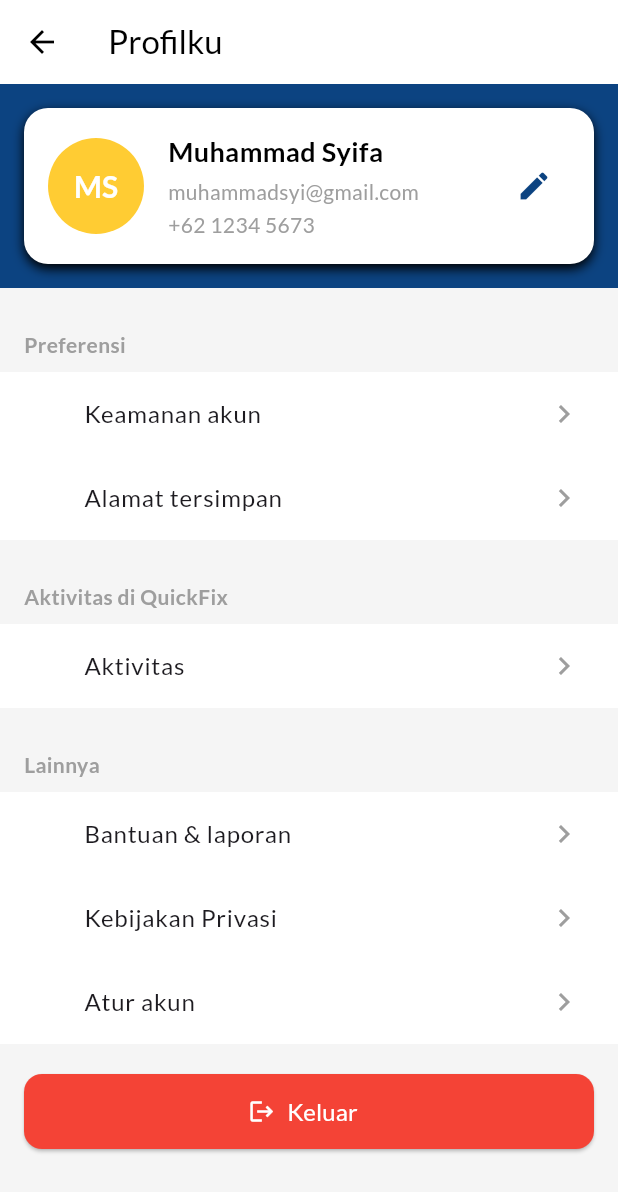
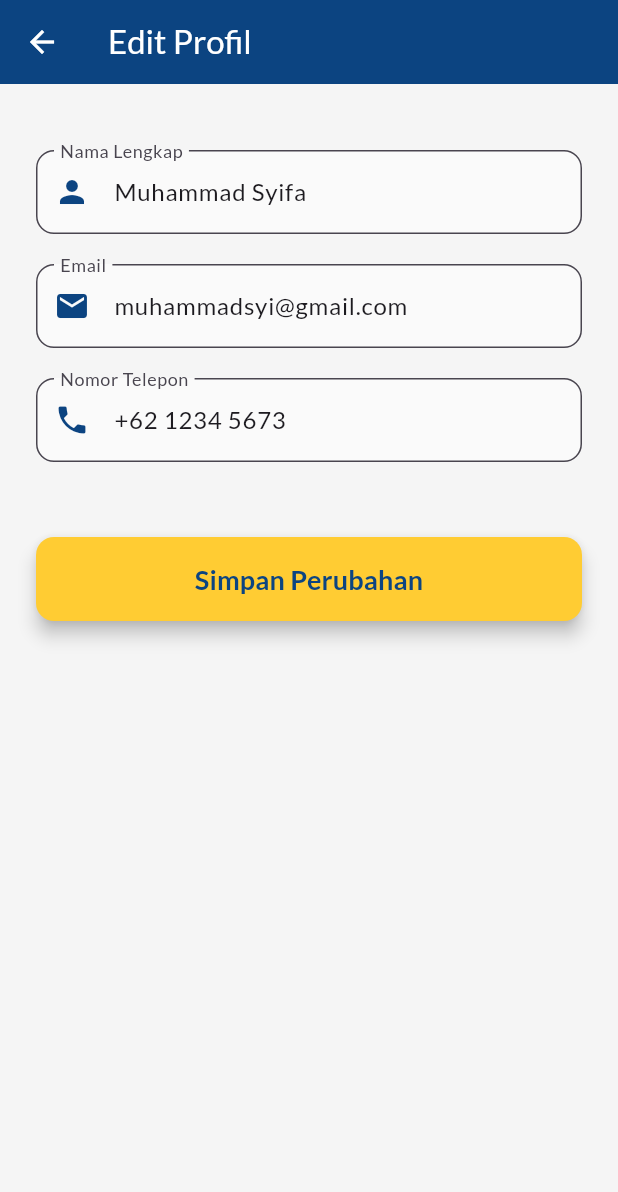
Before and after one commit to Mhdfarhan1/Quick_fix_mobile, a Flutter app: the ProfilePenggunaPage screen opened directly, after a tap on the "edit" icon, on a phone screen of 412 x 824 dp. Shown: the top 1192 px of the screen. Run offline on Flutter 3.47's test engine with Material 3 defaults, Android fonts, the phone set to English and light mode, and no system bars; our stand-ins replace font_awesome_flutter, google_fonts, lottie, shared_preferences, shimmer; accounts and stored records are empty.

Commit message:
edit profile

```diff
--- /dev/null
+++ b/lib/screens/profile/profile_edit_pengguna_page.dart
@@ -0,0 +1,158 @@
+import 'package:flutter/material.dart';
+
+class ProfileEditPelangganScreen extends StatefulWidget {
+  // Data yang diterima dari halaman profil
+  final String currentName;
+  final String currentEmail;
+  final String currentPhone;
+
+  const ProfileEditPelangganScreen({
+    super.key,
+    required this.currentName,
+    required this.currentEmail,
+    required this.currentPhone,
+  });
+
+  @override
+  State<ProfileEditPelangganScreen> createState() =>
+      _ProfileEditPelangganScreenState();
+}
+
+class _ProfileEditPelangganScreenState
+    extends State<ProfileEditPelangganScreen> {
+  final _formKey = GlobalKey<FormState>();
+  late TextEditingController _nameController;
+  late TextEditingController _emailController;
+  late TextEditingController _phoneController;
+
+  @override
+  void initState() {
+    super.initState();
+    // Inisialisasi controller dengan data yang dikirim dari halaman profil
+    _nameController = TextEditingController(text: widget.currentName);
+    _emailController = TextEditingController(text: widget.currentEmail);
+    _phoneController = TextEditingController(text: widget.currentPhone);
+  }
+
+  @override
+  void dispose() {
+    _nameController.dispose();
+    _emailController.dispose();
+    _phoneController.dispose();
+    super.dispose();
+  }
+
+  // FUNGSI KRITIS: Menyimpan dan Mengembalikan Data
+  void _saveProfile() {
+    if (_formKey.currentState!.validate()) {
+      final newName = _nameController.text;
+      final newEmail = _emailController.text;
+      final newPhone = _phoneController.text;
+
+      // --- INI ADALAH KUNCI PERBAIKANNYA ---
+      // Menggunakan Navigator.pop untuk KEMBALI dan MENGIRIM data baru
+      Navigator.pop(context, {
+        'name': newName,
+        'email': newEmail,
+        'phone': newPhone,
+      });
+      // ------------------------------------
+    }
+  }
+
+  // Widget untuk field input
+  Widget _buildTextField({
+    required TextEditingController controller,
+    required String label,
+    required IconData icon,
+    TextInputType keyboardType = TextInputType.text,
+  }) {
+    return Padding(
+      padding: const EdgeInsets.only(bottom: 20.0),
+      child: TextFormField(
+        controller: controller,
+        keyboardType: keyboardType,
+        decoration: InputDecoration(
+          labelText: label,
+          prefixIcon: Icon(icon, color: const Color(0xFF0C4481)),
+          border: OutlineInputBorder(borderRadius: BorderRadius.circular(12)),
+          filled: true,
+          fillColor: Colors.grey[50],
+        ),
+        validator: (value) {
+          if (value == null || value.isEmpty) {
+            return '$label tidak boleh kosong';
+          }
+          return null;
+        },
+      ),
+    );
+  }
+
+  @override
+  Widget build(BuildContext context) {
+    return Scaffold(
+      appBar: AppBar(
+        title: const Text('Edit Profil', style: TextStyle(color: Colors.white)),
+        backgroundColor: const Color(0xFF0C4481),
+        iconTheme: const IconThemeData(color: Colors.white),
+      ),
+      body: SingleChildScrollView(
+        padding: const EdgeInsets.all(24.0),
+        child: Form(
+          key: _formKey,
+          child: Column(
+            crossAxisAlignment: CrossAxisAlignment.stretch,
+            children: <Widget>[
+              const SizedBox(height: 20),
+
+              // Field Nama Lengkap
+              _buildTextField(
+                controller: _nameController,
+                label: 'Nama Lengkap',
+                icon: Icons.person,
+              ),
+
+              // Field Email
+              _buildTextField(
+                controller: _emailController,
+                label: 'Email',
+                icon: Icons.email,
+                keyboardType: TextInputType.emailAddress,
+              ),
+
+              // Field Nomor Telepon
+              _buildTextField(
+                controller: _phoneController,
+                label: 'Nomor Telepon',
+                icon: Icons.phone,
+                keyboardType: TextInputType.phone,
+              ),
+
+              const SizedBox(height: 30),
+
+              // Tombol Simpan
+              ElevatedButton(
+                onPressed: _saveProfile,
+                style: ElevatedButton.styleFrom(
+                  backgroundColor: const Color(0xFFFFCC33),
+                  foregroundColor: const Color(0xFF0C4481),
+                  padding: const EdgeInsets.symmetric(vertical: 15),
+                  shape: RoundedRectangleBorder(
+                    borderRadius: BorderRadius.circular(12),
+                  ),
+                  elevation: 5,
+                ),
+                child: const Text(
+                  'Simpan Perubahan',
+                  style: TextStyle(fontSize: 18, fontWeight: FontWeight.bold),
+                ),
+              ),
+              const SizedBox(height: 20),
+            ],
+          ),
+        ),
+      ),
+    );
+  }
+}
--- a/lib/screens/profile/profile_page.dart
+++ b/lib/screens/profile/profile_page.dart
@@ -1,3 +1,4 @@
 // lib/screens/profile/profile_page.dart
 export 'profile_pengguna_page.dart';
 export 'profile_teknisi_page.dart';
+export 'profile_edit_pengguna_page.dart';
--- a/lib/screens/profile/profile_pengguna_page.dart
+++ b/lib/screens/profile/profile_pengguna_page.dart
@@ -1,7 +1,17 @@
 import 'package:flutter/material.dart';
+import 'profile_edit_pengguna_page.dart';
 
-class ProfilePenggunaPage extends StatelessWidget {
+class ProfilePenggunaPage extends StatefulWidget {
   const ProfilePenggunaPage({super.key});
+
+  @override
+  State<ProfilePenggunaPage> createState() => _ProfilePenggunaPageState();
+}
+
+class _ProfilePenggunaPageState extends State<ProfilePenggunaPage> {
+  String currentName = "Muhammad Syifa";
+  String currentEmail = "muhammadsyi@gmail.com";
+  String currentPhone = "+62 1234 5673";
 
   @override
   Widget build(BuildContext context) {
@@ -17,7 +27,7 @@ class ProfilePenggunaPage extends StatelessWidget {
         child: Column(
           crossAxisAlignment: CrossAxisAlignment.start,
           children: [
-            // Header
+            // Header Profil
             Container(
               color: const Color(0xFF0C4381),
               padding: const EdgeInsets.all(16),
@@ -27,7 +37,7 @@ class ProfilePenggunaPage extends StatelessWidget {
                   borderRadius: BorderRadius.circular(16),
                   boxShadow: [
                     BoxShadow(
-                      color: Colors.black.withValues(),
+                      color: Colors.black.withOpacity(0.1),
                       blurRadius: 6,
                       offset: const Offset(0, 3),
                     )
@@ -54,25 +64,25 @@ class ProfilePenggunaPage extends StatelessWidget {
                     Expanded(
                       child: Column(
                         crossAxisAlignment: CrossAxisAlignment.start,
-                        children: const [
+                        children: [
                           Text(
-                            "Muhammad Syifa",
-                            style: TextStyle(
+                            currentName,
+                            style: const TextStyle(
                               fontWeight: FontWeight.bold,
                               fontSize: 18,
                               color: Colors.black,
                             ),
                           ),
-                          SizedBox(height: 4),
+                          const SizedBox(height: 4),
                           Text(
-                            "muhammadsyi@gmail.com",
-                            style: TextStyle(color: Colors.grey),
+                            currentEmail,
+                            style: const TextStyle(color: Colors.grey),
                             overflow: TextOverflow.ellipsis,
                           ),
-                          SizedBox(height: 2),
+                          const SizedBox(height: 2),
                           Text(
-                            "+62 1234 5673",
-                            style: TextStyle(color: Colors.grey),
+                            currentPhone,
+                            style: const TextStyle(color: Colors.grey),
                           ),
                         ],
                       ),
@@ -80,10 +90,28 @@ class ProfilePenggunaPage extends StatelessWidget {
                     // Tombol Edit
                     IconButton(
                       icon: const Icon(Icons.edit, color: Color(0xFF0C4381)),
-                      onPressed: () {
-                        // edit profil
+                      onPressed: () async {
+                        final result = await Navigator.push(
+                          context,
+                          MaterialPageRoute(
+                            builder: (context) => ProfileEditPelangganScreen(
+                              currentName: currentName,
+                              currentEmail: currentEmail,
+                              currentPhone: currentPhone,
+                            ),
+                          ),
+                        );
+
+                        // Tangkap hasil perubahan
+                        if (result != null && result is Map<String, String>) {
+                          setState(() {
+                            currentName = result['name']!;
+                            currentEmail = result['email']!;
+                            currentPhone = result['phone']!;
+                          });
+                        }
                       },
-                    )
+                    ),
                   ],
                 ),
               ),
@@ -161,7 +189,7 @@ class ProfilePenggunaPage extends StatelessWidget {
     return Container(
       color: Colors.white,
       child: ListTile(
-        leading: Icon(icon, color: const Color(0xFFFFFFFF)),
+        leading: Icon(icon, color: const Color(0xFF0C4381)),
         title: Text(title),
         trailing: trailing != null
             ? Text(trailing, style: const TextStyle(color: Color(0xFF0C4381)))
@@ -196,35 +224,31 @@ class ProfilePenggunaPage extends StatelessWidget {
             child: const Text(
               "Batal",
               style: TextStyle(
-                color: Color(0xFF0C4481), // biru tua untuk teks Batal
+                color: Color(0xFF0C4481),
                 fontWeight: FontWeight.w600,
               ),
             ),
           ),
           ElevatedButton(
             style: ElevatedButton.styleFrom(
-              backgroundColor: const Color(0xFF0C4481), // warna #0C4481
-              foregroundColor: Colors.white, // teks putih
+              backgroundColor: const Color(0xFF0C4481),
+              foregroundColor: Colors.white,
               shape: RoundedRectangleBorder(
                 borderRadius: BorderRadius.circular(8),
               ),
               padding: const EdgeInsets.symmetric(horizontal: 20, vertical: 12),
             ),
             onPressed: () {
-              Navigator.pop(ctx); // tutup dialog
-              Navigator.pop(context); // keluar halaman
-              // bisa tambahkan logika logout (hapus session / pindah ke login page)
+              Navigator.pop(ctx);
+              Navigator.pop(context);
             },
             child: const Text(
               "Keluar",
-              style: TextStyle(
-                fontWeight: FontWeight.bold,
-              ),
+              style: TextStyle(fontWeight: FontWeight.bold),
             ),
           ),
         ],
       ),
     );
   }
-
 }
```
